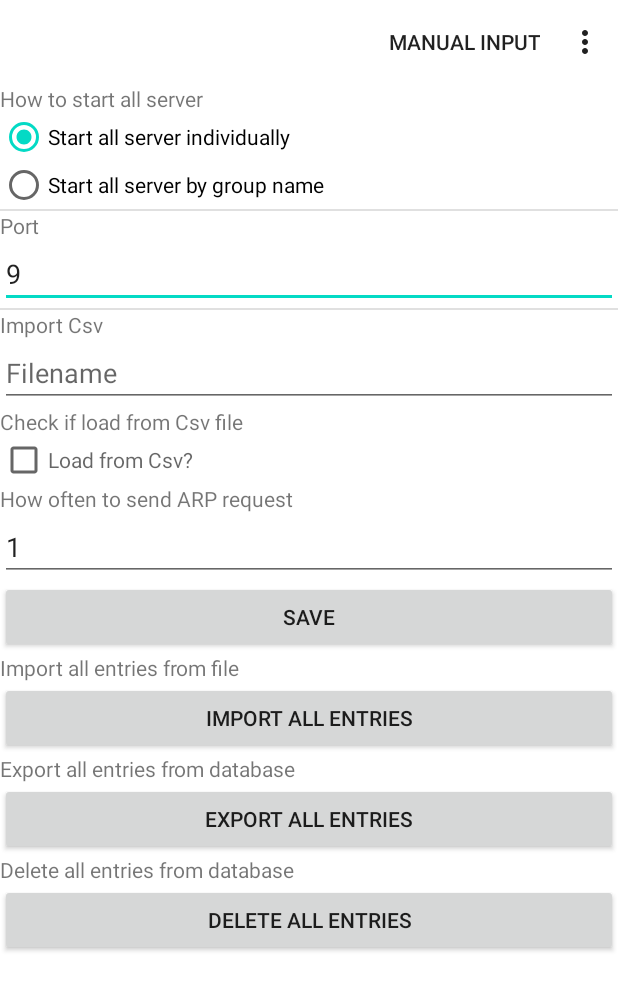
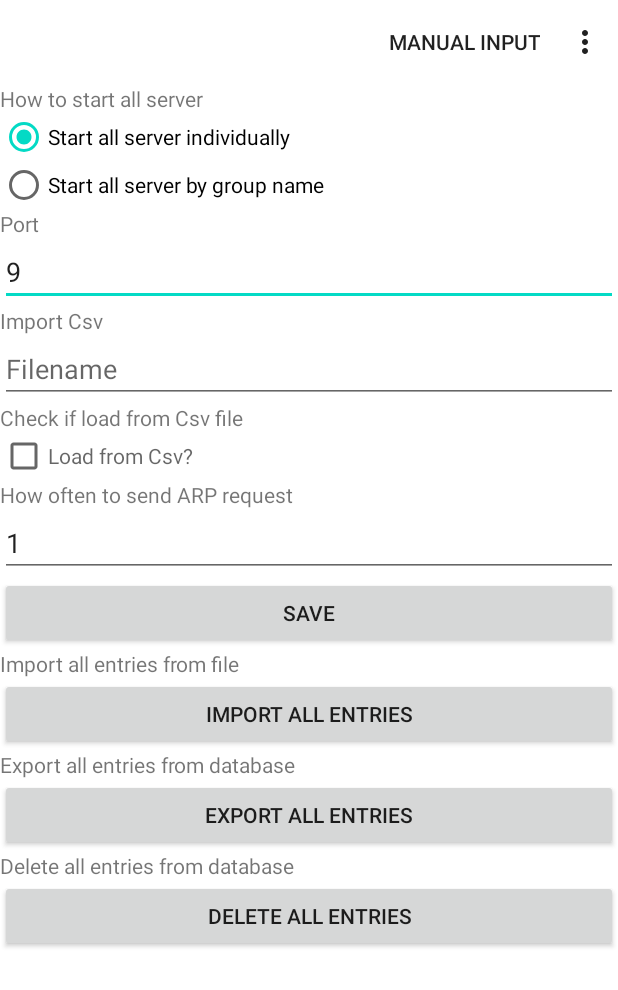
Before and after one commit to bernd-roth/ManageServer, an Android app: the SettingsActivity screen opened directly, with no data from a screen before it, on a phone screen of 412 x 824 dp. Shown: the top 990 px of the screen. Run offline under Robolectric (Android 15) with nearby library versions, the phone set to English and light mode, and no system bars; libraries missing offline, so code that uses them is left out: com.opencsv.

Commit message:
* Removing unnecessary divider

```diff
--- a/app/src/main/res/layout/activity_settings.xml
+++ b/app/src/main/res/layout/activity_settings.xml
@@ -33,12 +33,6 @@
         android:checked="false"  />
     </RadioGroup>
 
-    <View
-        android:id="@+id/divider"
-        android:layout_width="match_parent"
-        android:layout_height="1dp"
-        android:background="?android:attr/listDivider" />
-
     <TextView
         android:id="@+id/port"
         android:layout_width="match_parent"
@@ -51,12 +45,6 @@
         android:layout_height="wrap_content"
         android:ems="10"
         android:inputType="number" />
-
-    <View
-        android:id="@+id/divider2"
-        android:layout_width="match_parent"
-        android:layout_height="1dp"
-        android:background="?android:attr/listDivider" />
 
     <TextView
         android:id="@+id/textViewImportCSVFile"
@@ -143,5 +131,4 @@
         android:layout_height="wrap_content"
         android:text="@string/delete_all_entries"
         android:onClick="delete"/>
-
 </LinearLayout>
```
